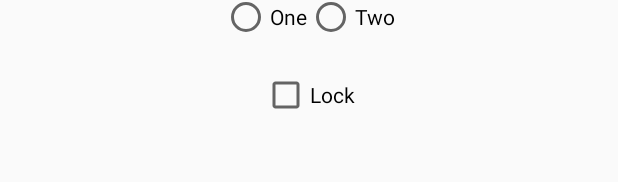
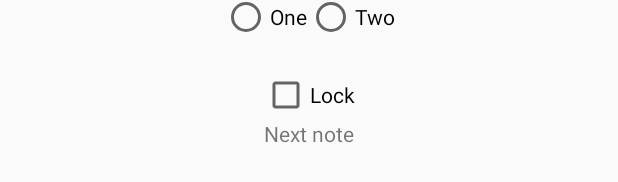
Before and after one commit to diwww/virtual-theremin, an Android app: the layout activity_main.xml on its own in the app's theme, with its tools: preview values and no code run, on a phone screen of 412 x 824 dp. Shown: the part 375-557 px from the top of the screen. Run offline under Robolectric (Android 15) with nearby library versions, the phone set to English and light mode, and no system bars.

Commit message:
lock mode

```diff
--- a/Theremin/app/src/main/java/ru/hse/theremin/SynthAsyncTask.java
+++ b/Theremin/app/src/main/java/ru/hse/theremin/SynthAsyncTask.java
@@ -85,7 +85,7 @@ public class SynthAsyncTask extends AsyncTask<MainActivity, Void, Void> {
                 AudioFormat.CHANNEL_OUT_MONO, AudioFormat.ENCODING_PCM_16BIT, Oscillator.BUFF_SIZE,
                 AudioTrack.MODE_STREAM);
         audioTrack.play();
-        oneNote(params[0]);
+        twoNotes(params[0]);
         audioTrack.stop();
         audioTrack.release();
 
--- a/Theremin/app/src/main/java/ru/hse/theremin/synthesizer/Oscillator.java
+++ b/Theremin/app/src/main/java/ru/hse/theremin/synthesizer/Oscillator.java
@@ -5,7 +5,7 @@ public class Oscillator {
     // Constants
     public static final int CHANNELS = 1;
     public static final int SAMPLE_RATE = 44100;
-    public static final int NUM_SAMPLES = (int) (Oscillator.SAMPLE_RATE * Oscillator.CHANNELS * 0.1);
+    public static final int NUM_SAMPLES = (int) (Oscillator.SAMPLE_RATE * Oscillator.CHANNELS * 0.2);
     // TODO: В принципе, работает без умножения на 3 для трех звуков
     // TODO: Подумать, стоит ли умножать размер буфера на 3
     public static final int BUFF_SIZE = (Short.SIZE / Byte.SIZE) * NUM_SAMPLES;
--- a/Theremin/app/src/main/res/layout/activity_main.xml
+++ b/Theremin/app/src/main/res/layout/activity_main.xml
@@ -96,4 +96,11 @@
         android:layout_marginTop="20dp"
         android:text="@string/lock"/>
 
+    <TextView
+        android:id="@+id/lock_note_id_textview"
+        android:layout_width="wrap_content"
+        android:layout_height="wrap_content"
+        android:layout_gravity="center"
+        tools:text="Next note"/>
+
 </LinearLayout>
```
Also changed, not shown: Theremin/app/src/main/java/ru/hse/theremin/MainActivity.java (+33 -2 lines).
